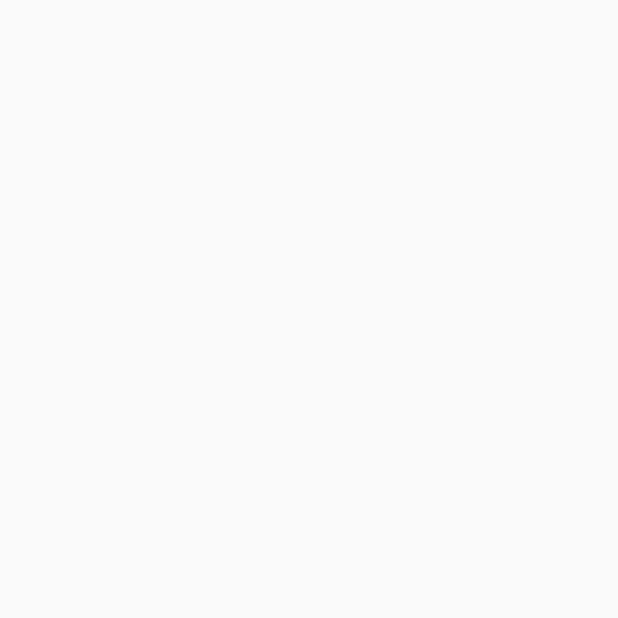
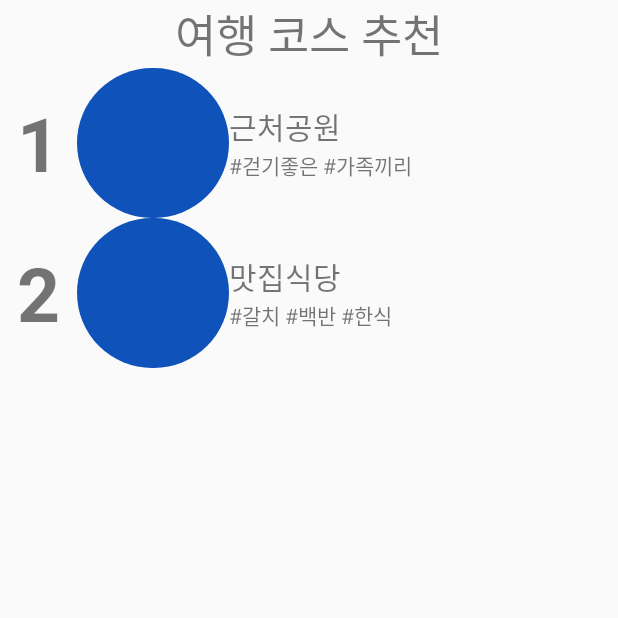
Before and after one commit to yesue2/GenAI-Hackathon, an Android app: the RecommendCourse screen opened directly, with no data from a screen before it, on a phone screen of 412 x 824 dp, the top half of it. Before the commit the part shown is empty. Run offline under Robolectric (Android 15) with nearby library versions, the light colour scheme and no system bars.

Commit message:
feat: 여행코스 추천 activity를 임시로 추가했습니다

```diff
--- a/app/src/main/res/layout/activity_recommend_course.xml
+++ b/app/src/main/res/layout/activity_recommend_course.xml
@@ -1,6 +1,121 @@
 <?xml version="1.0" encoding="utf-8"?>
 <androidx.constraintlayout.widget.ConstraintLayout xmlns:android="http://schemas.android.com/apk/res/android"
+    xmlns:app="http://schemas.android.com/apk/res-auto"
+    xmlns:tools="http://schemas.android.com/tools"
     android:layout_width="match_parent"
     android:layout_height="match_parent">
 
+    <TextView
+        android:id="@+id/textView5"
+        android:layout_width="match_parent"
+        android:layout_height="wrap_content"
+        android:gravity="center"
+        android:text="여행 코스 추천"
+        android:textSize="30sp"
+        app:layout_constraintTop_toTopOf="parent"></TextView>
+
+    <LinearLayout
+        android:id="@+id/mainWrapper"
+        android:layout_width="match_parent"
+        android:layout_height="wrap_content"
+        android:orientation="vertical"
+        app:layout_constraintTop_toBottomOf="@+id/textView5"
+        >
+        <LinearLayout
+            android:id="@+id/content_wrapper_1"
+            android:layout_width="match_parent"
+            android:layout_height="wrap_content"
+            android:gravity="center"
+            android:orientation="horizontal"
+            tools:layout_editor_absoluteX="0dp">
+
+            <TextView
+                android:id="@+id/title_number_1"
+                android:layout_width="50dp"
+                android:layout_height="wrap_content"
+                android:gravity="center"
+                android:text="1"
+                android:textSize="50sp"
+                android:textStyle="bold"
+                android:layout_weight="1"></TextView>
+
+            <ImageView
+                android:id="@+id/thumbnail_image_1"
+                android:layout_width="100dp"
+                android:layout_height="100dp"
+                android:src="@drawable/button_rounded_area"
+                android:layout_weight="1"></ImageView>
+
+            <LinearLayout
+                android:id="@+id/text_wrapper_1"
+                android:layout_width="wrap_content"
+                android:layout_height="wrap_content"
+                android:layout_weight="99"
+                android:orientation="vertical">
+
+                <TextView
+                    android:id="@+id/recommended_title_1"
+                    android:layout_width="match_parent"
+                    android:layout_height="wrap_content"
+                    android:text="근처공원"
+                    android:textSize="20sp"></TextView>
+
+                <TextView
+                    android:id="@+id/recommended_subtitle_1"
+                    android:layout_width="match_parent"
+                    android:layout_height="wrap_content"
+                    android:text="#걷기좋은 #가족끼리"></TextView>
+            </LinearLayout>
+        </LinearLayout>
+        <LinearLayout
+            android:id="@+id/content_wrapper_2"
+            android:layout_width="match_parent"
+            android:layout_height="wrap_content"
+            android:gravity="center"
+            android:orientation="horizontal"
+            tools:layout_editor_absoluteX="0dp">
+
+            <TextView
+                android:id="@+id/title_number_2"
+                android:layout_width="50dp"
+                android:layout_height="wrap_content"
+                android:gravity="center"
+                android:text="2"
+                android:textSize="50sp"
+                android:textStyle="bold"
+                android:layout_weight="1"></TextView>
+
+            <ImageView
+                android:id="@+id/thumbnail_image_2"
+                android:layout_width="100dp"
+                android:layout_height="100dp"
+                android:src="@drawable/button_rounded_area"
+                android:layout_weight="1"></ImageView>
+
+            <LinearLayout
+                android:id="@+id/text_wrapper_2"
+                android:layout_width="wrap_content"
+                android:layout_height="wrap_content"
+                android:layout_weight="99"
+                android:orientation="vertical">
+
+                <TextView
+                    android:id="@+id/recommended_title_2"
+                    android:layout_width="match_parent"
+                    android:layout_height="wrap_content"
+                    android:text="맛집식당"
+                    android:textSize="20sp"></TextView>
+
+                <TextView
+                    android:id="@+id/recommended_subtitle_2"
+                    android:layout_width="match_parent"
+                    android:layout_height="wrap_content"
+                    android:text="#갈치 #백반 #한식"></TextView>
+            </LinearLayout>
+        </LinearLayout>
+    </LinearLayout>
+
+
+
+
 </androidx.constraintlayout.widget.ConstraintLayout>
```
